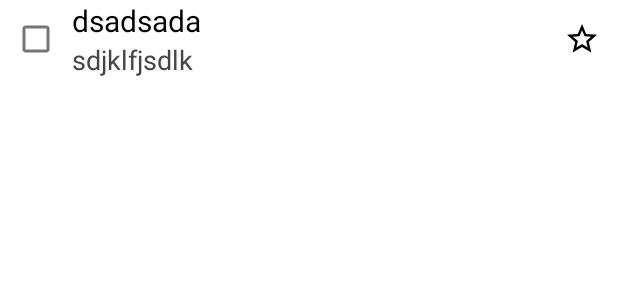
After one commit to Ru6en11/GoogleTaskClone, an Android app: the layout task_item.xml on its own in the app's theme, with its tools: preview values and no code run, on a phone screen of 412 x 824 dp. The commit adds this screen. Shown: the top 300 px of the screen. Run offline under Robolectric (Android 15) with nearby library versions, the phone set to English and light mode, and no system bars.

Commit message:
add task item layout

```diff
--- /dev/null
+++ b/app/src/main/res/drawable/ic_star.xml
@@ -0,0 +1,5 @@
+<vector android:height="24dp" android:tint="#000000"
+    android:viewportHeight="24" android:viewportWidth="24"
+    android:width="24dp" xmlns:android="http://schemas.android.com/apk/res/android">
+    <path android:fillColor="@android:color/white" android:pathData="M12,17.27L18.18,21l-1.64,-7.03L22,9.24l-7.19,-0.61L12,2 9.19,8.63 2,9.24l5.46,4.73L5.82,21z"/>
+</vector>
--- /dev/null
+++ b/app/src/main/res/drawable/ic_star_border.xml
@@ -0,0 +1,5 @@
+<vector android:height="24dp" android:tint="#000000"
+    android:viewportHeight="24" android:viewportWidth="24"
+    android:width="24dp" xmlns:android="http://schemas.android.com/apk/res/android">
+    <path android:fillColor="@android:color/white" android:pathData="M22,9.24l-7.19,-0.62L12,2 9.19,8.63 2,9.24l5.46,4.73L5.82,21 12,17.27 18.18,21l-1.63,-7.03L22,9.24zM12,15.4l-3.76,2.27 1,-4.28 -3.32,-2.88 4.38,-0.38L12,6.1l1.71,4.04 4.38,0.38 -3.32,2.88 1,4.28L12,15.4z"/>
+</vector>
--- /dev/null
+++ b/app/src/main/res/layout/task_item.xml
@@ -0,0 +1,48 @@
+<?xml version="1.0" encoding="utf-8"?>
+<LinearLayout
+    xmlns:android="http://schemas.android.com/apk/res/android"
+    xmlns:tools="http://schemas.android.com/tools"
+    android:orientation="horizontal"
+    android:layout_width="match_parent"
+    android:layout_height="wrap_content"
+    android:gravity="center">
+
+    <CheckBox
+        android:id="@+id/is_completed_check_box"
+        android:layout_width="wrap_content"
+        android:layout_height="wrap_content" />
+
+    <LinearLayout
+        android:layout_width="0dp"
+        android:layout_height="wrap_content"
+        android:orientation="vertical"
+        android:layout_weight="5">
+
+        <TextView
+            android:id="@+id/task_title_text_view"
+            android:layout_width="match_parent"
+            android:layout_height="wrap_content"
+            android:textSize="20sp"
+            android:textColor="@color/black"
+            tools:text="dsadsada"/>
+
+        <TextView
+            android:id="@+id/task_addit_info_text_view"
+            android:layout_width="wrap_content"
+            android:layout_height="wrap_content"
+            android:textSize="18sp"
+            android:textColor="@color/gray"
+            tools:text="sdjklfjsdlk"/>
+
+    </LinearLayout>
+
+
+    <ImageButton
+        android:id="@+id/is_favourite_image_button"
+        android:layout_width="wrap_content"
+        android:layout_height="wrap_content"
+        android:src="@drawable/ic_star_border"
+        android:contentDescription="@string/favourite_button"
+        android:backgroundTint="#0000FFFF"/>
+
+</LinearLayout>
--- a/app/src/main/res/values/colors.xml
+++ b/app/src/main/res/values/colors.xml
@@ -7,4 +7,6 @@
     <color name="teal_700">#FF018786</color>
     <color name="black">#FF000000</color>
     <color name="white">#FFFFFFFF</color>
+    <color name="gray">#454545</color>
+    <color name="blue">#008AD3</color>
 </resources>
--- a/app/src/main/res/values/strings.xml
+++ b/app/src/main/res/values/strings.xml
@@ -5,4 +5,5 @@
     <string name="create_task_fab_description">Создать задачу</string>
     <string name="accounts">Аккаунты</string>
     <string name="more">Еще</string>
+    <string name="favourite_button">добавить в избранное</string>
 </resources>
```
